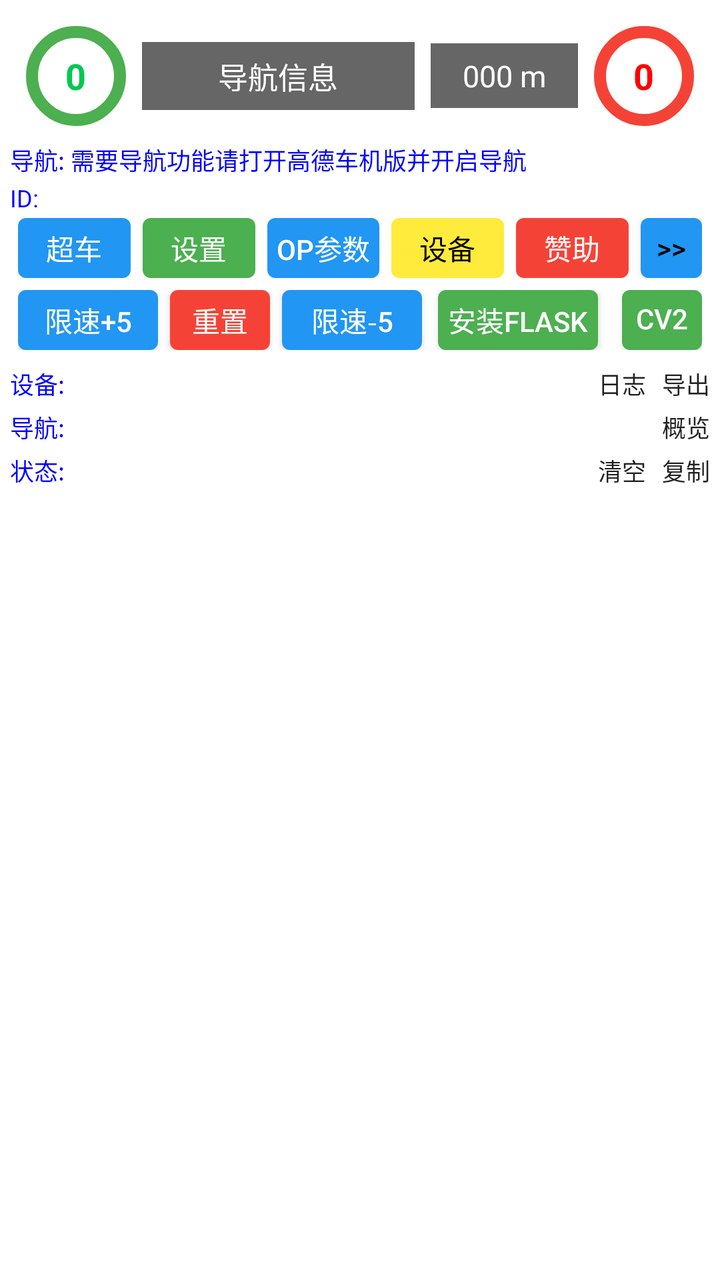
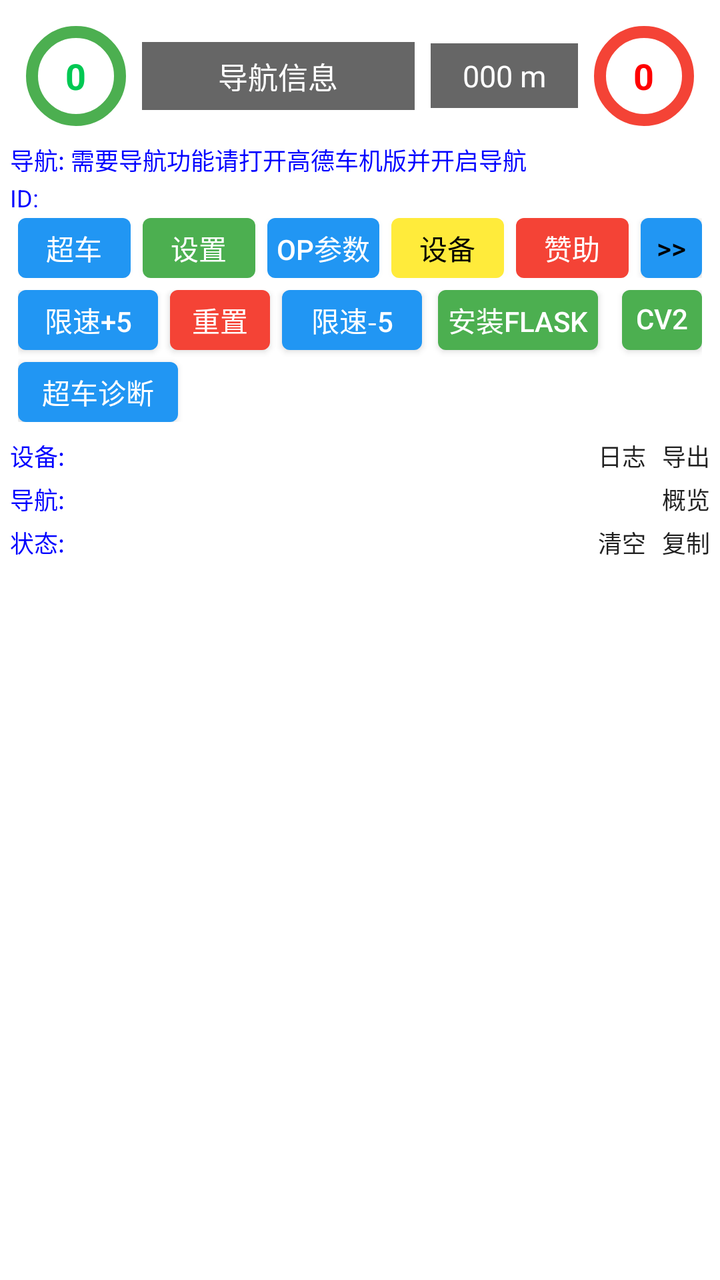

Before-and-after screenshots of an Android layout around one commit, followed by the original layout XML and the change that was made.
<!-- AndroidManifest.xml: activity theme Theme.AppCompat.Light.NoActionBar -->
<!-- res/layout/activity_main.xml -->
<?xml version="1.0" encoding="utf-8"?>
<LinearLayout xmlns:android="http://schemas.android.com/apk/res/android"
    xmlns:app="http://schemas.android.com/apk/res-auto"
    android:orientation="vertical"
    android:layout_width="match_parent"
    android:layout_height="match_parent"
    android:paddingTop="5dp"
    android:paddingStart="5dp"
    android:paddingEnd="5dp"
    android:paddingBottom="5dp"
    android:id="@+id/containerLinearLayout"
    android:background="#FFFFFF">

    
    <LinearLayout
        android:layout_width="match_parent"
        android:layout_height="wrap_content"
        android:orientation="horizontal"
        android:gravity="center_vertical"
        android:padding="8dp">

        
        <LinearLayout
            android:id="@+id/speed_left"
            android:layout_width="50dp"
            android:layout_height="50dp"
            android:orientation="vertical"
            android:gravity="center"
            android:background="@drawable/ring_green"
            android:layout_marginEnd="8dp">  

            <TextView
                android:id="@+id/tvSpeedLeft"
                android:layout_width="wrap_content"
                android:layout_height="wrap_content"
                android:text="0"
                android:textColor="#00C853"
                android:textSize="18sp"
                android:textStyle="bold" />
        </LinearLayout>

        
        <LinearLayout
            android:layout_width="0dp"
            android:layout_height="wrap_content"
            android:layout_weight="1"
            android:orientation="horizontal"
            android:gravity="center_vertical">

            <TextView
                android:id="@+id/tvNavInfo"
                android:layout_width="0dp"
                android:layout_height="wrap_content"
                android:layout_weight="1"
                android:background="#666666"
                android:text="导航信息"
                android:textColor="#FFFFFF"
                android:paddingHorizontal="16dp"
                android:paddingVertical="6dp"
                android:textSize="15sp"
                android:gravity="center"
                android:clickable="true"
                android:focusable="true" />

            
            <Space
                android:layout_width="8dp"
                android:layout_height="wrap_content" />

            <TextView
                android:id="@+id/tvDistance"
                android:layout_width="wrap_content"
                android:layout_height="wrap_content"
                android:background="#666666"
                android:text="000 m"
                android:textColor="#FFFFFF"
                android:paddingHorizontal="16dp"
                android:paddingVertical="6dp"
                android:textSize="15sp"
                android:gravity="center"/>
        </LinearLayout>

        
        <LinearLayout
            android:id="@+id/speed_right"
            android:layout_width="50dp"
            android:layout_height="50dp"
            android:orientation="vertical"
            android:gravity="center"
            android:background="@drawable/ring_red"
            android:layout_marginStart="8dp">  

            <TextView
                android:id="@+id/tvSpeedRight"
                android:layout_width="wrap_content"
                android:layout_height="wrap_content"
                android:text="0"
                android:textColor="#FF0000"
                android:textSize="18sp"
                android:textStyle="bold" />
        </LinearLayout>

    </LinearLayout>

    <LinearLayout
        android:orientation="horizontal"
        android:layout_width="match_parent"
        android:layout_height="wrap_content"
        android:gravity="center_vertical"
        android:layout_marginBottom="2dp">

        <TextView
            android:id="@+id/tvUdpStatus"
            android:layout_width="wrap_content"
            android:layout_height="wrap_content"
            android:text="导航: 需要导航功能请打开高德车机版并开启导航"
            android:textSize="12sp"
            android:textColor="#0000FF"/>

        <View
            android:layout_width="0dp"
            android:layout_height="0dp"
            android:layout_weight="1"/>

        <TextView
            android:id="@+id/tvVersion"
            android:layout_width="wrap_content"
            android:layout_height="wrap_content"
            android:text=""
            android:textSize="12sp"
            android:textColor="#0000FF"/>

    </LinearLayout>

    <LinearLayout
        android:orientation="horizontal"
        android:layout_width="match_parent"
        android:layout_height="wrap_content"
        android:gravity="center_vertical"
        android:layout_marginBottom="2dp">

        <TextView
            android:id="@+id/tvDevicID"
            android:layout_width="wrap_content"
            android:layout_height="wrap_content"
            android:text="ID: "
            android:textSize="12sp"
            android:textColor="#0000FF"/>
    </LinearLayout>

    <LinearLayout
        android:id="@+id/vLaneTextViewLayout"
        android:orientation="horizontal"
        android:layout_width="match_parent"
        android:layout_height="wrap_content"
        android:gravity="center_vertical"
        android:visibility="gone"
        android:layout_marginBottom="2dp">

        <TextView
            android:id="@+id/driveWayTextView"
            android:layout_width="wrap_content"
            android:layout_height="wrap_content"
            android:text=""
            android:textSize="12sp"
            android:textColor="#0000FF"/>

        <Space
            android:id="@+id/driveWaySpacer"
            android:layout_width="12dp"
            android:layout_height="wrap_content"
            android:visibility="gone" />

        <TextView
            android:id="@+id/vLaneTextView"
            android:layout_width="wrap_content"
            android:layout_height="wrap_content"
            android:text=""
            android:textSize="12sp"
            android:textColor="#0000FF"/>
    </LinearLayout>

    
    <androidx.constraintlayout.widget.ConstraintLayout
        android:id="@+id/layoutThreeButtons"
        android:layout_width="match_parent"
        android:layout_height="wrap_content"
        android:layout_marginBottom="6dp"
        android:paddingStart="4dp"
        android:paddingEnd="4dp">

        <Button
            android:id="@+id/btnAppOverTake"
            android:layout_width="0dp"
            android:layout_height="30dp"
            android:text="超车"
            android:textSize="14sp"
            android:background="@drawable/btn_blue"
            android:textColor="#FFFFFF"
            android:layout_marginEnd="6dp"
            app:layout_constraintStart_toStartOf="parent"
            app:layout_constraintEnd_toStartOf="@id/btnSetting"
            app:layout_constraintTop_toTopOf="parent"
            app:layout_constraintHorizontal_weight="1" />

        <Button
            android:id="@+id/btnSetting"
            android:layout_width="0dp"
            android:layout_height="30dp"
            android:text="设置"
            android:textSize="14sp"
            android:background="@drawable/btn_green"
            android:textColor="#FFFFFF"
            android:layout_marginEnd="6dp"
            app:layout_constraintStart_toEndOf="@id/btnAppOverTake"
            app:layout_constraintEnd_toStartOf="@id/btnNavSetting"
            app:layout_constraintTop_toTopOf="parent"
            app:layout_constraintHorizontal_weight="1" />

        <Button
            android:id="@+id/btnNavSetting"
            android:layout_width="0dp"
            android:layout_height="30dp"
            android:text="OP参数"
            android:textSize="14sp"
            android:background="@drawable/btn_blue"
            android:textColor="#FFFFFF"
            android:layout_marginEnd="6dp"
            app:layout_constraintStart_toEndOf="@id/btnSetting"
            app:layout_constraintEnd_toStartOf="@id/btnScanDevice"
            app:layout_constraintTop_toTopOf="parent"
            app:layout_constraintHorizontal_weight="1" />

        <Button
            android:id="@+id/btnScanDevice"
            android:layout_width="0dp"
            android:layout_height="30dp"
            android:text="设备"
            android:textSize="14sp"
            android:background="@drawable/btn_yellow"
            android:textColor="#000000"
            android:layout_marginEnd="6dp"
            app:layout_constraintStart_toEndOf="@id/btnNavSetting"
            app:layout_constraintEnd_toStartOf="@id/btnPay"
            app:layout_constraintTop_toTopOf="parent"
            app:layout_constraintHorizontal_weight="1" />

        <Button
            android:id="@+id/btnPay"
            android:layout_width="0dp"
            android:layout_height="30dp"
            android:text="赞助"
            android:textSize="14sp"
            android:background="@drawable/btn_red"
            android:textColor="#FFFFFF"
            android:layout_marginEnd="6dp"
            app:layout_constraintStart_toEndOf="@id/btnScanDevice"
            app:layout_constraintEnd_toStartOf="@id/btnMoreButton"
            app:layout_constraintTop_toTopOf="parent"
            app:layout_constraintHorizontal_weight="1" />

        
        <Button
            android:id="@+id/btnMoreButton"
            android:layout_width="wrap_content"
            android:layout_height="30dp"
            android:minHeight="30dp"
            android:minWidth="0dp"
            android:text=">>"
            android:textSize="14sp"
            android:textColor="#000000"
            android:paddingStart="8dp"
            android:paddingEnd="8dp"
            android:paddingTop="0dp"
            android:paddingBottom="0dp"
            android:background="@drawable/btn_blue"
            app:layout_constraintEnd_toEndOf="parent"
            app:layout_constraintTop_toTopOf="parent" />

    </androidx.constraintlayout.widget.ConstraintLayout>

    <androidx.constraintlayout.widget.ConstraintLayout
        xmlns:android="http://schemas.android.com/apk/res/android"
        xmlns:app="http://schemas.android.com/apk/res-auto"
        android:id="@+id/layoutSystemButtons"
        android:layout_width="match_parent"
        android:layout_height="wrap_content"
        android:layout_marginBottom="6dp"
        android:paddingStart="4dp"
        android:paddingEnd="4dp">

        
        <Button
            android:id="@+id/btnIncRoadLimit"
            android:layout_width="wrap_content"
            android:layout_height="30dp"
            android:minHeight="30dp"
            android:minWidth="70dp"
            android:text="限速+5"
            android:textSize="14sp"
            android:includeFontPadding="false"
            android:gravity="center"
            android:paddingStart="4dp"
            android:paddingEnd="4dp"
            android:background="@drawable/btn_blue"
            android:textColor="#FFFFFF"
            app:layout_constraintStart_toStartOf="parent"
            app:layout_constraintTop_toTopOf="parent"/>

        
        <Button
            android:id="@+id/btnResetRoadLimit"
            android:layout_width="wrap_content"
            android:layout_height="30dp"
            android:minHeight="30dp"
            android:minWidth="50dp"
            android:text="重置"
            android:textSize="14sp"
            android:includeFontPadding="false"
            android:gravity="center"
            android:paddingStart="4dp"
            android:paddingEnd="4dp"
            android:layout_marginStart="6dp"
            android:background="@drawable/btn_red"
            android:textColor="#FFFFFF"
            app:layout_constraintStart_toEndOf="@id/btnIncRoadLimit"
            app:layout_constraintTop_toTopOf="parent"/>

        
        <Button
            android:id="@+id/btnDecRoadLimit"
            android:layout_width="wrap_content"
            android:layout_height="30dp"
            android:minHeight="30dp"
            android:minWidth="70dp"
            android:text="限速-5"
            android:textSize="14sp"
            android:includeFontPadding="false"
            android:gravity="center"
            android:paddingStart="4dp"
            android:paddingEnd="4dp"
            android:layout_marginStart="6dp"
            android:background="@drawable/btn_blue"
            android:textColor="#FFFFFF"
            app:layout_constraintStart_toEndOf="@id/btnResetRoadLimit"
            app:layout_constraintTop_toTopOf="parent"/>

        
        <Button
            android:id="@+id/btnInstallFlask"
            android:layout_width="0dp"
            android:layout_height="30dp"
            android:minHeight="30dp"
            android:minWidth="0dp"
            android:text="安装Flask"
            android:textSize="14sp"
            android:includeFontPadding="false"
            android:gravity="center"
            android:maxLines="1"
            android:ellipsize="end"
            android:background="@drawable/btn_green"
            android:textColor="#FFFFFF"
            android:layout_marginStart="8dp"
            android:layout_marginEnd="6dp"
            app:layout_constraintStart_toEndOf="@id/btnDecRoadLimit"
            app:layout_constraintEnd_toStartOf="@id/btnInstallOpencv"
            app:layout_constraintTop_toTopOf="parent"
            app:layout_constraintHorizontal_weight="2"/>

        
        <Button
            android:id="@+id/btnInstallOpencv"
            android:layout_width="0dp"
            android:layout_height="30dp"
            android:minHeight="30dp"
            android:minWidth="56dp"
            android:text="CV2"
            android:textSize="14sp"
            android:includeFontPadding="false"
            android:gravity="center"
            android:maxLines="1"
            android:ellipsize="end"
            android:background="@drawable/btn_green"
            android:textColor="#FFFFFF"
            android:layout_marginStart="6dp"
            app:layout_constraintStart_toEndOf="@id/btnInstallFlask"
            app:layout_constraintEnd_toEndOf="parent"
            app:layout_constraintTop_toTopOf="parent"
            app:layout_constraintHorizontal_weight="1"/>

    </androidx.constraintlayout.widget.ConstraintLayout>

    
    <LinearLayout
        android:orientation="horizontal"
        android:layout_width="match_parent"
        android:layout_height="wrap_content"
        android:gravity="center"
        android:visibility="gone"
        android:layout_marginTop="8dp">


        <Button
            android:id="@+id/btnTbtTest"
            android:layout_width="wrap_content"
            android:layout_height="wrap_content"
            android:visibility="gone"
            android:text="导航引导测试"/>
    </LinearLayout>

    

    <LinearLayout
        android:id="@+id/imageViewLinear"
        android:orientation="horizontal"
        android:layout_width="match_parent"
        android:layout_height="wrap_content"
        android:gravity="center_vertical"
        android:layout_marginBottom="2dp">

        <ImageView
            android:id="@+id/imageView"
            android:layout_width="match_parent"
            android:layout_height="wrap_content"
            android:adjustViewBounds="true"
            android:scaleType="fitCenter" />

    </LinearLayout>

    <LinearLayout
        android:orientation="horizontal"
        android:layout_width="match_parent"
        android:layout_height="wrap_content"
        android:gravity="center_vertical"
        android:layout_marginBottom="4dp">

        <TextView
            android:id="@+id/tvServerData"
            android:layout_width="wrap_content"
            android:layout_height="wrap_content"
            android:text="设备: "
            android:textSize="12sp"
            android:textColor="#0000FF"/>

        <View
            android:layout_width="0dp"
            android:layout_height="0dp"
            android:layout_weight="1"/>

        <Button
            android:id="@+id/btnShowLog"
            android:layout_width="wrap_content"
            android:layout_height="wrap_content"
            android:text="日志"
            android:textSize="12sp"
            android:minHeight="0dp"
            android:minWidth="0dp"
            android:paddingTop="0dp"
            android:paddingBottom="0dp"
            android:background="?android:attr/selectableItemBackground" />

        <Button
            android:id="@+id/btnExportLog"
            android:layout_width="wrap_content"
            android:layout_height="wrap_content"
            android:text="导出"
            android:textSize="12sp"
            android:minHeight="0dp"
            android:minWidth="0dp"
            android:paddingTop="0dp"
            android:paddingBottom="0dp"
            android:layout_marginStart="8dp"
            android:background="?android:attr/selectableItemBackground" />

    </LinearLayout>

    <LinearLayout
        android:orientation="horizontal"
        android:layout_width="match_parent"
        android:layout_height="wrap_content"
        android:gravity="center_vertical"
        android:layout_marginBottom="4dp">

        <TextView
            android:id="@+id/tvNavData"
            android:layout_width="wrap_content"
            android:layout_height="wrap_content"
            android:text="导航: "
            android:textSize="12sp"
            android:textColor="#0000FF"/>

        <View
            android:layout_width="0dp"
            android:layout_height="0dp"
            android:layout_weight="1"/>

        <Button
            android:id="@+id/btnNavState"
            android:layout_width="wrap_content"
            android:layout_height="wrap_content"
            android:text="概览"
            android:textSize="12sp"
            android:minHeight="0dp"
            android:minWidth="0dp"
            android:paddingTop="0dp"
            android:paddingBottom="0dp"
            android:background="?android:attr/selectableItemBackground" />
    </LinearLayout>

    <LinearLayout
        android:orientation="horizontal"
        android:layout_width="match_parent"
        android:layout_height="wrap_content"
        android:gravity="center_vertical"
        android:layout_marginBottom="4dp">

        <TextView
            android:id="@+id/tvCpData"
            android:layout_width="wrap_content"
            android:layout_height="wrap_content"
            android:text="状态: "
            android:textSize="12sp"
            android:textColor="#0000FF"/>

        <View
            android:layout_width="0dp"
            android:layout_height="0dp"
            android:layout_weight="1"/>

        <Button
            android:id="@+id/btnClearLog"
            android:layout_width="wrap_content"
            android:layout_height="wrap_content"
            android:text="清空"
            android:textSize="12sp"
            android:minHeight="0dp"
            android:minWidth="0dp"
            android:paddingTop="0dp"
            android:paddingBottom="0dp"
            android:background="?android:attr/selectableItemBackground" />

        <Button
            android:id="@+id/btnCopyLog"
            android:layout_width="wrap_content"
            android:layout_height="wrap_content"
            android:text="复制"
            android:textSize="12sp"
            android:minHeight="0dp"
            android:minWidth="0dp"
            android:paddingTop="0dp"
            android:paddingBottom="0dp"
            android:layout_marginStart="8dp"
            android:background="?android:attr/selectableItemBackground" />


    </LinearLayout>

    
    <ScrollView
        android:id="@+id/scrollRawLogNav"
        android:layout_width="match_parent"
        android:layout_height="wrap_content"
        android:fillViewport="true"
        android:scrollbars="vertical"
        android:paddingTop="4dp"
        android:paddingBottom="4dp">

        <TextView
            android:id="@+id/rawLogNav"
            android:layout_width="match_parent"
            android:layout_height="wrap_content"
            android:textSize="10sp"
            android:textColor="#000000"
            android:scrollbars="vertical" />
    </ScrollView>

    <LinearLayout
        android:layout_width="match_parent"
        android:layout_height="match_parent"
        android:id="@+id/webLinearLayout"
        android:orientation="vertical">

        
        <WebView
            android:id="@+id/webViewSection"
            android:layout_width="match_parent"
            android:layout_height="0dp"
            android:layout_weight="1"
            android:visibility="gone"
            android:background="#EEEEEE" />

        
        <ScrollView
            android:id="@+id/scrollRawLog"
            android:layout_width="match_parent"
            android:layout_height="0dp"
            android:layout_weight="1"
            android:fillViewport="true"
            android:visibility="gone"
            android:scrollbars="vertical">

            <TextView
                android:id="@+id/rawLog"
                android:layout_width="match_parent"
                android:layout_height="wrap_content"
                android:textSize="10sp"
                android:textColor="#000000"
                android:scrollbars="vertical" />
        </ScrollView>
    </LinearLayout>

</LinearLayout>
<!-- resources referenced by this layout -->
<resources>
  <!-- drawable btn_blue (drawable) -->
  <?xml version="1.0" encoding="utf-8"?>
  <selector xmlns:android="http://schemas.android.com/apk/res/android">
      
      <item android:state_pressed="true">
          <shape android:shape="rectangle">
              <solid android:color="#1976D2"/> 
              <corners android:radius="4dp"/>
          </shape>
      </item>
  
      
      <item>
          <shape android:shape="rectangle">
              <solid android:color="#2196F3"/> 
              <corners android:radius="4dp"/>
          </shape>
      </item>
  </selector>
  <!-- drawable btn_green (drawable) -->
  <selector xmlns:android="http://schemas.android.com/apk/res/android">
      <item android:state_pressed="true">
          <shape android:shape="rectangle">
              <solid android:color="#388E3C"/> 
              <corners android:radius="4dp"/>
          </shape>
      </item>
      <item>
          <shape android:shape="rectangle">
              <solid android:color="#4CAF50"/> 
              <corners android:radius="4dp"/>
          </shape>
      </item>
  </selector>
  <!-- drawable btn_red (drawable) -->
  <selector xmlns:android="http://schemas.android.com/apk/res/android">
      <item android:state_pressed="true">
          <shape android:shape="rectangle">
              <solid android:color="#D32F2F"/> 
              <corners android:radius="4dp"/>
          </shape>
      </item>
      <item>
          <shape android:shape="rectangle">
              <solid android:color="#F44336"/> 
              <corners android:radius="4dp"/>
          </shape>
      </item>
  </selector>
  <!-- drawable btn_yellow (drawable) -->
  <?xml version="1.0" encoding="utf-8"?>
  <selector xmlns:android="http://schemas.android.com/apk/res/android">
  
      
      <item android:state_pressed="true">
          <shape android:shape="rectangle">
              <solid android:color="#FBC02D"/> 
              <corners android:radius="4dp"/>
          </shape>
      </item>
  
      
      <item>
          <shape android:shape="rectangle">
              <solid android:color="#FFEB3B"/> 
              <corners android:radius="4dp"/>
          </shape>
      </item>
  
  </selector>
  <!-- drawable ring_green (drawable) -->
  <shape xmlns:android="http://schemas.android.com/apk/res/android" android:shape="oval">
      <solid android:color="#00FFFFFF" /> 
      <stroke android:width="6dp" android:color="#4CAF50" /> 
  </shape>
  <!-- drawable ring_red (drawable) -->
  <shape xmlns:android="http://schemas.android.com/apk/res/android" android:shape="oval">
      <solid android:color="#00FFFFFF" />
      <stroke android:width="6dp" android:color="#F44336" />
  </shape>
</resources>

<!-- the commit's change to res/layout/activity_main.xml (unified diff, before → after) -->
@@ -1,6 +1,11 @@
 <?xml version="1.0" encoding="utf-8"?>
-<LinearLayout xmlns:android="http://schemas.android.com/apk/res/android"
+<FrameLayout xmlns:android="http://schemas.android.com/apk/res/android"
     xmlns:app="http://schemas.android.com/apk/res-auto"
+    android:layout_width="match_parent"
+    android:layout_height="match_parent"
+    android:background="#FFFFFF">
+
+<LinearLayout
     android:orientation="vertical"
     android:layout_width="match_parent"
     android:layout_height="match_parent"
@@ -8,8 +13,7 @@
     android:paddingStart="5dp"
     android:paddingEnd="5dp"
     android:paddingBottom="5dp"
-    android:id="@+id/containerLinearLayout"
-    android:background="#FFFFFF">
+    android:id="@+id/containerLinearLayout">
 
     
     <LinearLayout
@@ -388,6 +392,25 @@
             app:layout_constraintTop_toTopOf="parent"
             app:layout_constraintHorizontal_weight="1"/>
 
+        
+        <Button
+            android:id="@+id/btnOvertakeDebug"
+            android:layout_width="wrap_content"
+            android:layout_height="30dp"
+            android:minHeight="30dp"
+            android:minWidth="0dp"
+            android:text="超车诊断"
+            android:textSize="14sp"
+            android:includeFontPadding="false"
+            android:gravity="center"
+            android:paddingStart="12dp"
+            android:paddingEnd="12dp"
+            android:layout_marginTop="6dp"
+            android:background="@drawable/btn_blue"
+            android:textColor="#FFFFFF"
+            app:layout_constraintStart_toStartOf="parent"
+            app:layout_constraintTop_toBottomOf="@id/btnInstallFlask"/>
+
     </androidx.constraintlayout.widget.ConstraintLayout>
 
     
@@ -608,5 +631,201 @@
                 android:scrollbars="vertical" />
         </ScrollView>
     </LinearLayout>
-
 </LinearLayout>
+
+    
+    <LinearLayout
+        android:id="@+id/layoutOvertakeDebug"
+        android:orientation="vertical"
+        android:layout_width="match_parent"
+        android:layout_height="match_parent"
+        android:visibility="gone"
+        android:background="#FAFDFDF7"
+        android:elevation="8dp"
+        android:padding="6dp">
+
+        
+        <LinearLayout
+            android:orientation="horizontal"
+            android:layout_width="match_parent"
+            android:layout_height="wrap_content"
+            android:gravity="center_vertical"
+            android:layout_marginBottom="4dp">
+
+            <TextView
+                android:id="@+id/tvOvertakeDebugHead"
+                android:layout_width="0dp"
+                android:layout_height="wrap_content"
+                android:layout_weight="1"
+                android:text="【超车诊断】"
+                android:textSize="16sp"
+                android:textStyle="bold"
+                android:textColor="#D84315"
+                android:maxLines="1"
+                android:ellipsize="end"/>
+
+            <Button
+                android:id="@+id/btnOvertakeDebugClose"
+                android:layout_width="wrap_content"
+                android:layout_height="32dp"
+                android:minHeight="0dp"
+                android:minWidth="0dp"
+                android:paddingStart="14dp"
+                android:paddingEnd="14dp"
+                android:text="关闭"
+                android:textSize="14sp"
+                android:textColor="#FFFFFF"
+                android:background="@drawable/btn_blue"/>
+        </LinearLayout>
+
+        <ScrollView
+            android:layout_width="match_parent"
+            android:layout_height="0dp"
+            android:layout_weight="1"
+            android:scrollbars="vertical">
+
+            <LinearLayout
+                android:orientation="vertical"
+                android:layout_width="match_parent"
+                android:layout_height="wrap_content">
+
+                
+                <LinearLayout
+                    android:orientation="horizontal"
+                    android:layout_width="match_parent"
+                    android:layout_height="wrap_content"
+                    android:baselineAligned="false">
+
+                    <TextView
+                        android:id="@+id/tvRadarLeftFront"
+                        android:layout_width="0dp"
+                        android:layout_height="match_parent"
+                        android:layout_weight="1"
+                        android:layout_margin="3dp"
+                        android:minHeight="96dp"
+                        android:padding="6dp"
+                        android:gravity="center"
+                        android:textSize="15sp"
+                        android:textColor="#757575"
+                        android:background="#EEEEEE"
+                        android:text="左前方"/>
+
+                    <TextView
+                        android:id="@+id/tvRadarFront"
+                        android:layout_width="0dp"
+                        android:layout_height="match_parent"
+                        android:layout_weight="1"
+                        android:layout_margin="3dp"
+                        android:minHeight="96dp"
+                        android:padding="6dp"
+                        android:gravity="center"
+                        android:textSize="15sp"
+                        android:textColor="#757575"
+                        android:background="#EEEEEE"
+                        android:text="正前方"/>
+
+                    <TextView
+                        android:id="@+id/tvRadarRightFront"
+                        android:layout_width="0dp"
+                        android:layout_height="match_parent"
+                        android:layout_weight="1"
+                        android:layout_margin="3dp"
+                        android:minHeight="96dp"
+                        android:padding="6dp"
+                        android:gravity="center"
+                        android:textSize="15sp"
+                        android:textColor="#757575"
+                        android:background="#EEEEEE"
+                        android:text="右前方"/>
+                </LinearLayout>
+
+                
+                <LinearLayout
+                    android:orientation="horizontal"
+                    android:layout_width="match_parent"
+                    android:layout_height="wrap_content"
+                    android:gravity="center">
+
+                    <TextView
+                        android:id="@+id/tvRadarEgo"
+                        android:layout_width="wrap_content"
+                        android:layout_height="wrap_content"
+                        android:minWidth="150dp"
+                        android:paddingStart="18dp"
+                        android:paddingEnd="18dp"
+                        android:paddingTop="8dp"
+                        android:paddingBottom="8dp"
+                        android:gravity="center"
+                        android:textSize="16sp"
+                        android:textStyle="bold"
+                        android:textColor="#FFFFFF"
+                        android:background="#37474F"
+                        android:text="自车"/>
+                </LinearLayout>
+
+                
+                <LinearLayout
+                    android:orientation="horizontal"
+                    android:layout_width="match_parent"
+                    android:layout_height="wrap_content"
+                    android:baselineAligned="false">
+
+                    <TextView
+                        android:id="@+id/tvRadarLeftRear"
+                        android:layout_width="0dp"
+                        android:layout_height="match_parent"
+                        android:layout_weight="1"
+                        android:layout_margin="3dp"
+                        android:minHeight="96dp"
+                        android:padding="6dp"
+                        android:gravity="center"
+                        android:textSize="15sp"
+                        android:textColor="#757575"
+                        android:background="#EEEEEE"
+                        android:text="左后方"/>
+
+                    <View
+                        android:layout_width="0dp"
+                        android:layout_height="0dp"
+                        android:layout_weight="1"/>
+
+                    <TextView
+                        android:id="@+id/tvRadarRightRear"
+                        android:layout_width="0dp"
+                        android:layout_height="match_parent"
+                        android:layout_weight="1"
+                        android:layout_margin="3dp"
+                        android:minHeight="96dp"
+                        android:padding="6dp"
+                        android:gravity="center"
+                        android:textSize="15sp"
+                        android:textColor="#757575"
+                        android:background="#EEEEEE"
+                        android:text="右后方"/>
+                </LinearLayout>
+
+                
+                <TextView
+                    android:layout_width="match_parent"
+                    android:layout_height="wrap_content"
+                    android:layout_marginTop="8dp"
+                    android:text="— 决策详情(点击可复制) —"
+                    android:textSize="12sp"
+                    android:textColor="#999999"
+                    android:gravity="center"/>
+
+                <TextView
+                    android:id="@+id/tvOvertakeDebug"
+                    android:layout_width="match_parent"
+                    android:layout_height="wrap_content"
+                    android:text=""
+                    android:textSize="13sp"
+                    android:textColor="#000000"
+                    android:fontFamily="monospace"
+                    android:lineSpacingExtra="2dp"
+                    android:paddingTop="2dp"/>
+            </LinearLayout>
+        </ScrollView>
+    </LinearLayout>
+
+</FrameLayout>
